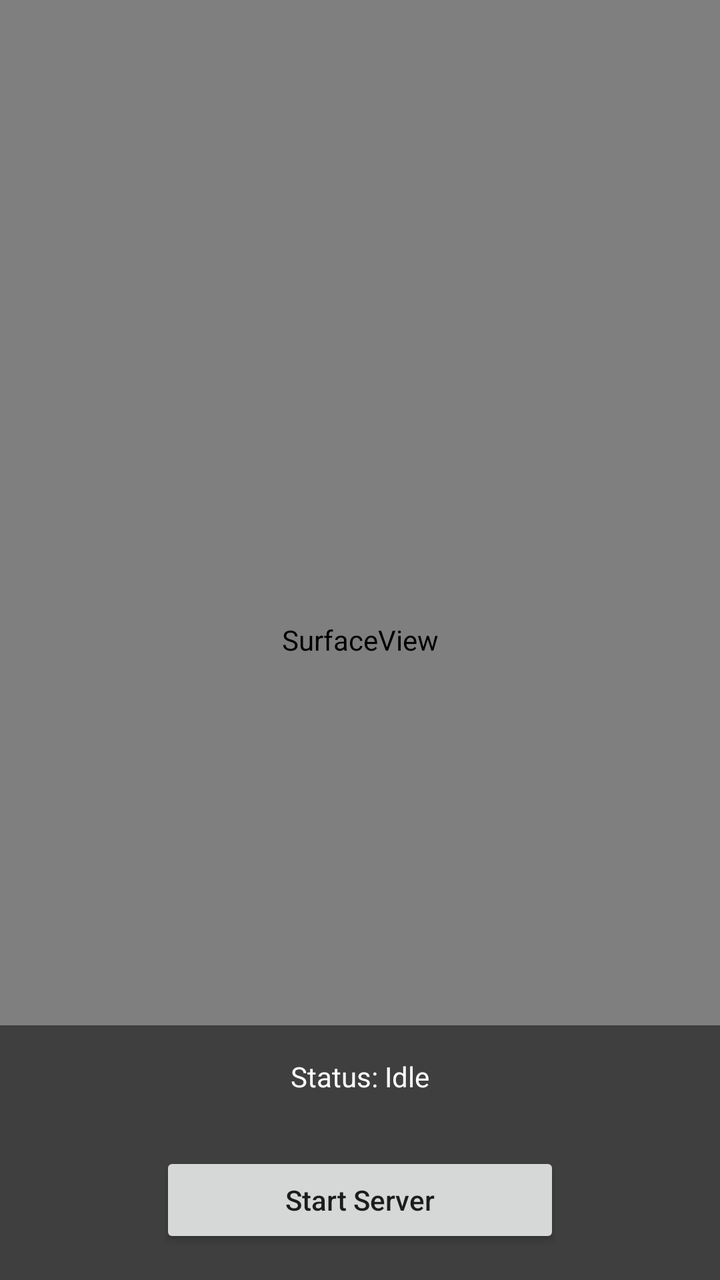
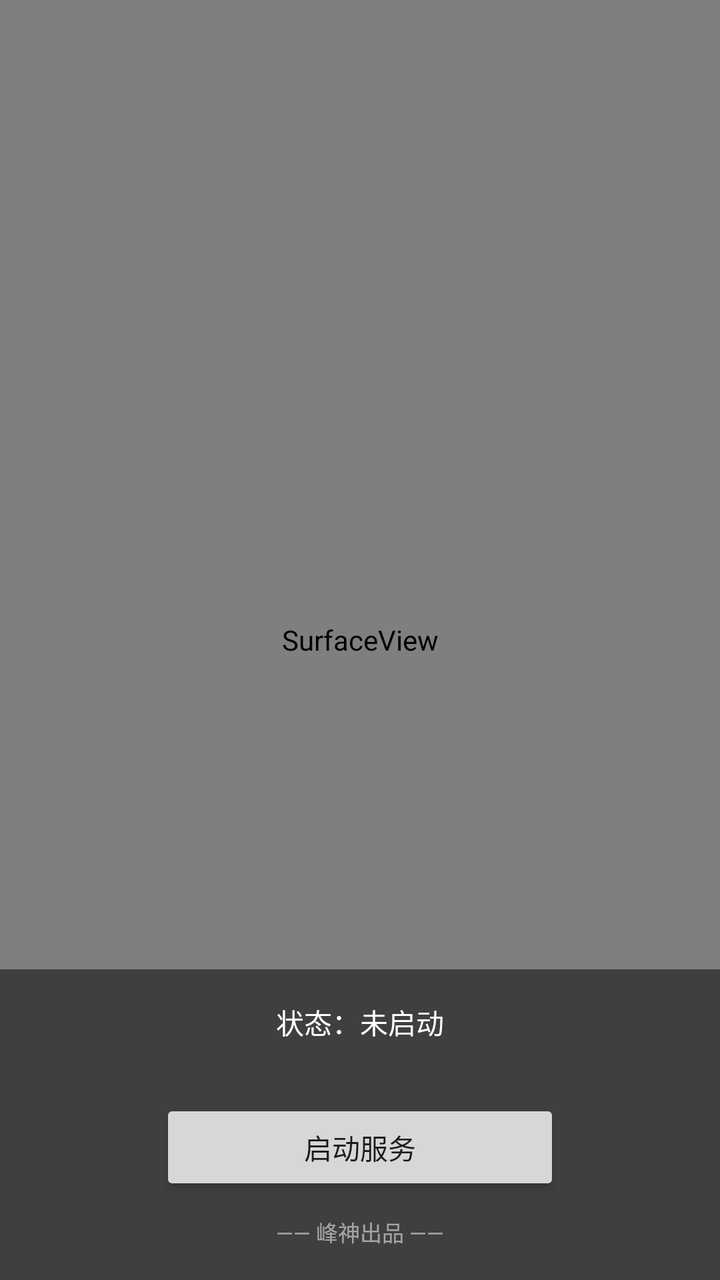

The first picture is an Android layout as it rendered before a commit; the second is the same layout after the commit. The layout source and the unified diff follow.
<!-- AndroidManifest.xml: application theme AppTheme -->
<!-- res/layout/activity_main.xml -->
<?xml version="1.0" encoding="utf-8"?>
<FrameLayout xmlns:android="http://schemas.android.com/apk/res/android"
    android:id="@+id/root"
    android:layout_width="match_parent"
    android:layout_height="match_parent"
    android:background="#000000">

    <SurfaceView
        android:id="@+id/surface_view"
        android:layout_width="match_parent"
        android:layout_height="match_parent"
        android:layout_gravity="center" />

    <LinearLayout
        android:id="@+id/controls"
        android:layout_width="match_parent"
        android:layout_height="wrap_content"
        android:layout_gravity="bottom"
        android:orientation="vertical"
        android:padding="16dp"
        android:background="#80000000">

        <TextView
            android:id="@+id/status_text"
            android:layout_width="match_parent"
            android:layout_height="wrap_content"
            android:text="Status: Idle"
            android:textColor="#FFFFFF"
            android:textSize="14sp"
            android:gravity="center" />

        <TextView
            android:id="@+id/ip_text"
            android:layout_width="match_parent"
            android:layout_height="wrap_content"
            android:textColor="#AAAAAA"
            android:textSize="12sp"
            android:gravity="center"
            android:layout_marginTop="4dp" />

        <Button
            android:id="@+id/btn_toggle"
            android:layout_width="200dp"
            android:layout_height="48dp"
            android:layout_gravity="center_horizontal"
            android:layout_marginTop="8dp"
            android:text="Start Server"
            android:textAllCaps="false" />

    </LinearLayout>

</FrameLayout>
<!-- resources referenced by this layout -->
<resources>
  <style name="AppTheme" parent="Theme.MaterialComponents.DayNight.NoActionBar">
          <item name="colorPrimary">#1976D2</item>
          <item name="colorPrimaryVariant">#1565C0</item>
          <item name="colorOnPrimary">#FFFFFF</item>
          <item name="android:statusBarColor">#1565C0</item>
      </style>
</resources>

<!-- the commit's change to res/layout/activity_main.xml (unified diff, before → after) -->
@@ -10,6 +10,15 @@
         android:layout_width="match_parent"
         android:layout_height="match_parent"
         android:layout_gravity="center" />
+
+    
+    <ImageView
+        android:id="@+id/background"
+        android:layout_width="match_parent"
+        android:layout_height="match_parent"
+        android:scaleType="centerCrop"
+        android:src="@drawable/bg_startup"
+        android:contentDescription="@null" />
 
     <LinearLayout
         android:id="@+id/controls"
@@ -24,7 +33,7 @@
             android:id="@+id/status_text"
             android:layout_width="match_parent"
             android:layout_height="wrap_content"
-            android:text="Status: Idle"
+            android:text="@string/status_idle"
             android:textColor="#FFFFFF"
             android:textSize="14sp"
             android:gravity="center" />
@@ -44,8 +53,18 @@
             android:layout_height="48dp"
             android:layout_gravity="center_horizontal"
             android:layout_marginTop="8dp"
-            android:text="Start Server"
+            android:text="@string/btn_start"
             android:textAllCaps="false" />
+
+        <TextView
+            android:id="@+id/credit_text"
+            android:layout_width="match_parent"
+            android:layout_height="wrap_content"
+            android:text="@string/credit"
+            android:textColor="#88FFFFFF"
+            android:textSize="11sp"
+            android:gravity="center"
+            android:layout_marginTop="10dp" />
 
     </LinearLayout>
 
<!-- resource entries referenced after the edit -->
@@ -1,5 +1,8 @@
 <!-- resources referenced by this layout -->
 <resources>
+  <string name="btn_start">启动服务</string>
+  <string name="credit">—— 峰神出品 ——</string>
+  <string name="status_idle">状态：未启动</string>
   <style name="AppTheme" parent="Theme.MaterialComponents.DayNight.NoActionBar">
           <item name="colorPrimary">#1976D2</item>
           <item name="colorPrimaryVariant">#1565C0</item>
